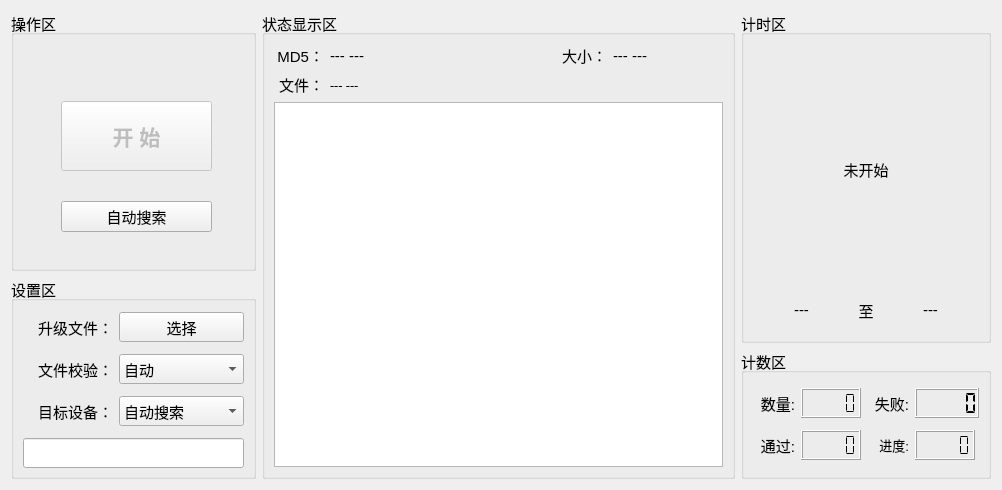
Qt form ota_updater/home/home_workwid.ui (ChinaClever/MPro-Tools) before a commit.
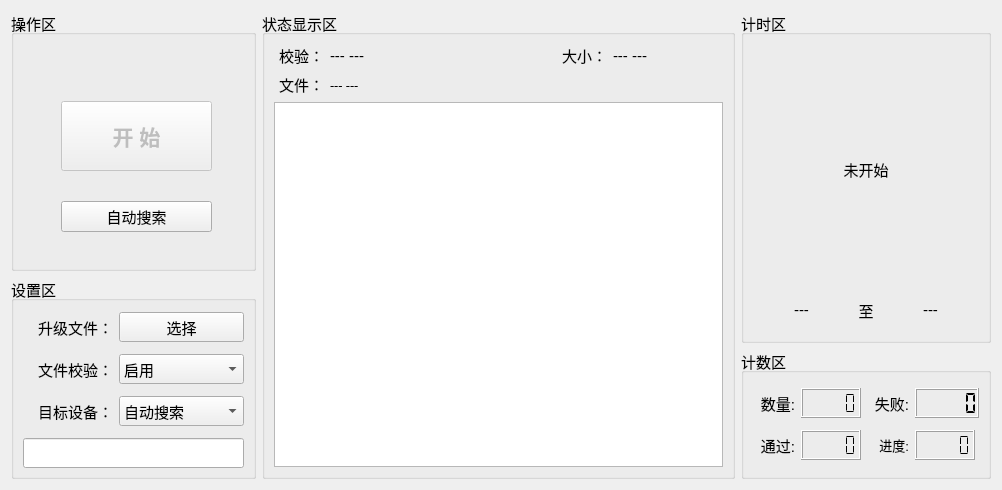
The same form after that commit.

What changed in the file:
```diff
--- a/ota_updater/home/home_workwid.ui
+++ b/ota_updater/home/home_workwid.ui
@@ -354,7 +354,7 @@
          </size>
         </property>
         <property name="text">
-         <string>MD5：</string>
+         <string>校验：</string>
         </property>
         <property name="alignment">
          <set>Qt::AlignRight|Qt::AlignTrailing|Qt::AlignVCenter</set>
@@ -545,11 +545,6 @@
           <height>30</height>
          </size>
         </property>
-        <item>
-         <property name="text">
-          <string>自动</string>
-         </property>
-        </item>
         <item>
          <property name="text">
           <string>启用</string>
```
